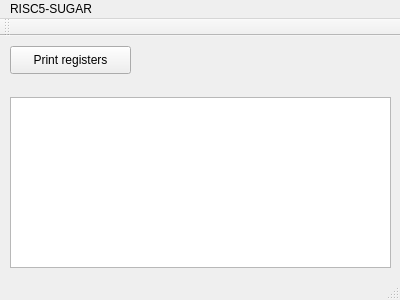
This is mainwindow.ui in GTaumaturgo/RISC5-Sugar as Qt 5 draws it before an edit. The edited form follows.
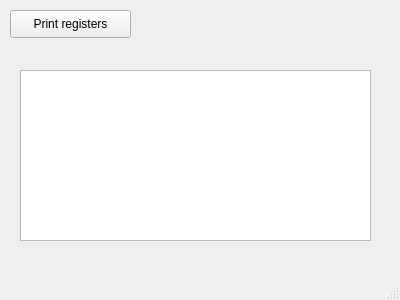
This is the edited form.

Commit message: added functional plaintextedit

```diff
--- a/mainwindow.ui
+++ b/mainwindow.ui
@@ -27,41 +27,17 @@
      <string>Print registers</string>
     </property>
    </widget>
-   <widget class="QTextEdit" name="textEdit">
+   <widget class="QPlainTextEdit" name="plainTextEdit">
     <property name="geometry">
      <rect>
-      <x>10</x>
-      <y>61</y>
-      <width>381</width>
+      <x>20</x>
+      <y>70</y>
+      <width>351</width>
       <height>171</height>
      </rect>
     </property>
    </widget>
   </widget>
-  <widget class="QMenuBar" name="menuBar">
-   <property name="geometry">
-    <rect>
-     <x>0</x>
-     <y>0</y>
-     <width>400</width>
-     <height>26</height>
-    </rect>
-   </property>
-   <widget class="QMenu" name="menuRISC5_SUGAR">
-    <property name="title">
-     <string>RISC5-SUGAR</string>
-    </property>
-   </widget>
-   <addaction name="menuRISC5_SUGAR"/>
-  </widget>
-  <widget class="QToolBar" name="mainToolBar">
-   <attribute name="toolBarArea">
-    <enum>TopToolBarArea</enum>
-   </attribute>
-   <attribute name="toolBarBreak">
-    <bool>false</bool>
-   </attribute>
-  </widget>
   <widget class="QStatusBar" name="statusBar"/>
  </widget>
  <layoutdefault spacing="6" margin="11"/>
```
The commit also changes 2 other files.
